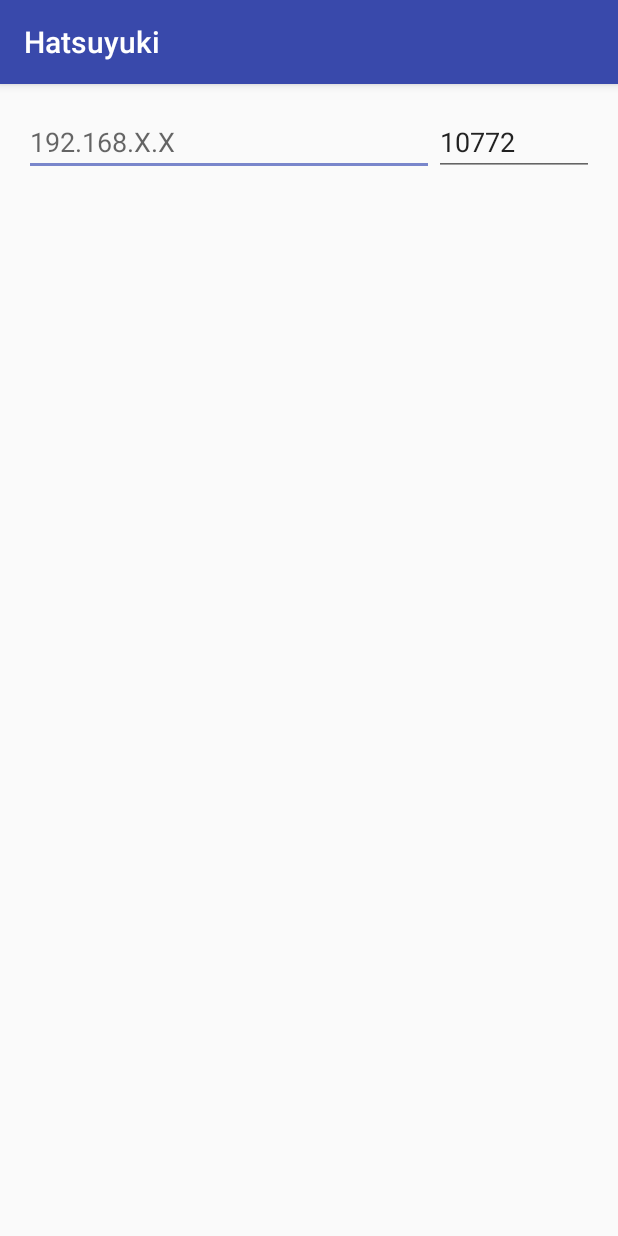
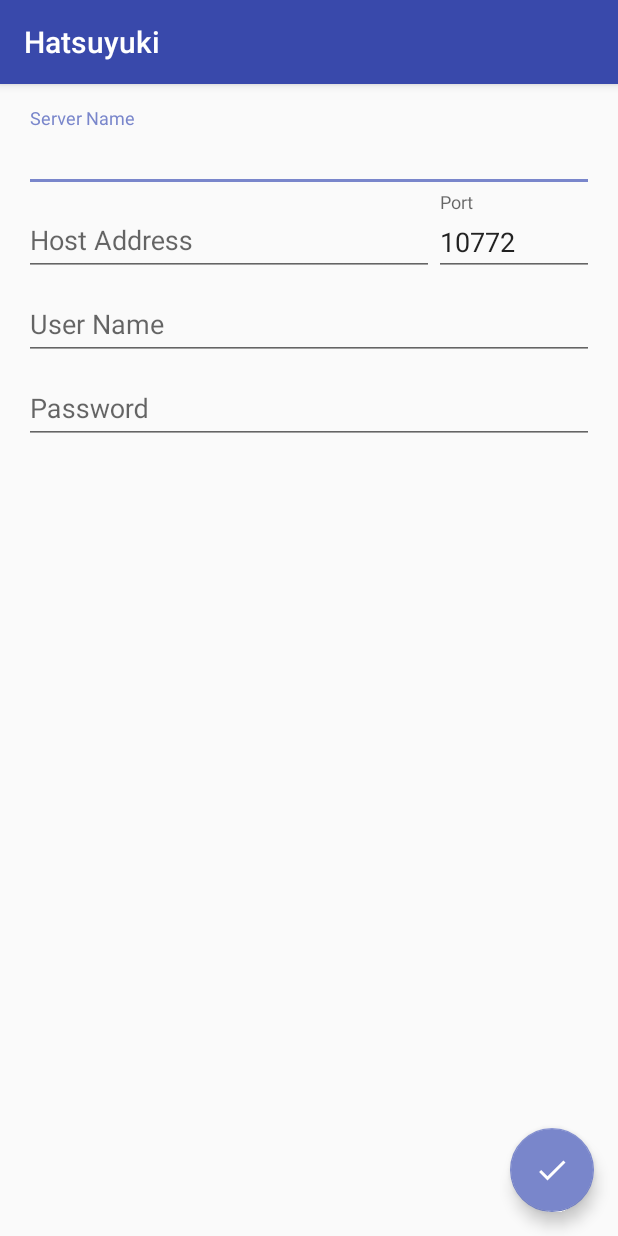
Before and after one commit to mizucoffee/DD-122, an Android app: the AddServerActivity screen opened directly, with no data from a screen before it, on a phone screen of 412 x 824 dp. Run offline under Robolectric (Android 15) with nearby library versions, the phone set to English and light mode, and no system bars.

Commit message:
[add] string xml

```diff
--- a/app/src/main/AndroidManifest.xml
+++ b/app/src/main/AndroidManifest.xml
@@ -20,7 +20,7 @@
         </activity>
         <activity
             android:name=".selectserver.SelectServerActivity"
-            android:label="@string/title_activity_select_server"
+            android:label="@string/app_name"
             android:theme="@style/AppTheme.NoActionBar" />
         <activity android:name=".selectserver.addserver.AddServerActivity"></activity>
     </application>
--- /dev/null
+++ b/app/src/main/res/drawable/ic_done.xml
@@ -0,0 +1,9 @@
+<vector xmlns:android="http://schemas.android.com/apk/res/android"
+        android:width="24dp"
+        android:height="24dp"
+        android:viewportWidth="24.0"
+        android:viewportHeight="24.0">
+    <path
+        android:fillColor="#FFFFFF"
+        android:pathData="M9,16.2L4.8,12l-1.4,1.4L9,19 21,7l-1.4,-1.4L9,16.2z"/>
+</vector>
--- a/app/src/main/res/layout/activity_add_server.xml
+++ b/app/src/main/res/layout/activity_add_server.xml
@@ -1,37 +1,113 @@
 <?xml version="1.0" encoding="utf-8"?>
-<LinearLayout xmlns:android="http://schemas.android.com/apk/res/android"
+<FrameLayout xmlns:android="http://schemas.android.com/apk/res/android"
     xmlns:tools="http://schemas.android.com/tools"
+    xmlns:app="http://schemas.android.com/apk/res-auto"
     android:id="@+id/activity_add_server"
     android:layout_width="match_parent"
     android:layout_height="match_parent"
-    android:paddingBottom="@dimen/activity_vertical_margin"
-    android:paddingLeft="@dimen/activity_horizontal_margin"
-    android:paddingRight="@dimen/activity_horizontal_margin"
-    android:paddingTop="@dimen/activity_vertical_margin"
     tools:context="net.mizucoffee.hatsuyuki_chinachu.selectserver.addserver.AddServerActivity">
 
     <LinearLayout
         android:layout_width="match_parent"
-        android:layout_height="wrap_content">
+        android:layout_height="match_parent"
+        android:orientation="vertical"
+        android:paddingBottom="@dimen/activity_vertical_margin"
+        android:paddingLeft="@dimen/activity_horizontal_margin"
+        android:paddingRight="@dimen/activity_horizontal_margin"
+        android:paddingTop="@dimen/activity_vertical_margin">
 
-        <EditText
+
+        <android.support.design.widget.TextInputLayout
+            android:layout_width="match_parent"
+            android:layout_height="wrap_content"
+            >
+
+            <android.support.v7.widget.AppCompatEditText
+                android:layout_width="match_parent"
+                android:layout_height="wrap_content"
+                android:inputType="text"
+                android:hint="@string/server_name"
+                android:id="@+id/nameEt" />
+
+        </android.support.design.widget.TextInputLayout>
+
+        <LinearLayout
+            android:layout_width="match_parent"
+            android:layout_height="wrap_content"
+            android:orientation="horizontal">
+
+            <android.support.design.widget.TextInputLayout
+                android:layout_width="0dp"
+                android:layout_height="wrap_content"
+                android:layout_weight="1"
+                >
+
+                <android.support.v7.widget.AppCompatEditText
+                    android:layout_width="match_parent"
+                    android:layout_height="wrap_content"
+                    android:hint="@string/host_address"
+                    android:inputType="text"
+                    android:ems="5"
+                    android:id="@+id/hostEt"
+                    />
+
+            </android.support.design.widget.TextInputLayout>
+
+            <android.support.design.widget.TextInputLayout
                 android:layout_width="wrap_content"
                 android:layout_height="wrap_content"
-            android:layout_weight="1"
-            android:inputType="text"
-            android:hint="192.168.X.X"
-            android:ems="5"
-            android:id="@+id/hostEt" />
+                >
 
-        <EditText
+                <android.support.v7.widget.AppCompatEditText
                     android:layout_width="wrap_content"
                     android:layout_height="wrap_content"
                     android:inputType="numberDecimal"
-            android:text="10772"
-            android:hint="10772"
+                    android:text="@string/default_port"
+                    android:hint="@string/port"
                     android:ems="5"
                     android:id="@+id/portEt" />
 
+            </android.support.design.widget.TextInputLayout>
         </LinearLayout>
 
+        <android.support.design.widget.TextInputLayout
+            android:layout_width="match_parent"
+            android:layout_height="wrap_content"
+            >
+
+            <android.support.v7.widget.AppCompatEditText
+                android:layout_width="match_parent"
+                android:layout_height="wrap_content"
+                android:inputType="text"
+                android:hint="@string/username"
+                android:id="@+id/userNameEt" />
+
+        </android.support.design.widget.TextInputLayout>
+
+        <android.support.design.widget.TextInputLayout
+            android:layout_width="match_parent"
+            android:layout_height="wrap_content"
+            >
+
+            <android.support.v7.widget.AppCompatEditText
+                android:layout_width="match_parent"
+                android:layout_height="wrap_content"
+                android:inputType="textPassword"
+                android:hint="@string/password"
+                android:id="@+id/passWordEt" />
+
+        </android.support.design.widget.TextInputLayout>
+
     </LinearLayout>
+
+    <android.support.design.widget.FloatingActionButton
+        android:layout_width="wrap_content"
+        android:layout_height="wrap_content"
+        android:clickable="true"
+        android:layout_margin="@dimen/fab_margin"
+        android:layout_gravity="bottom|end"
+        app:srcCompat="@drawable/ic_done"
+        android:id="@+id/floatingActionButton" />
+
+
+</FrameLayout>
--- a/app/src/main/res/layout/activity_select_server.xml
+++ b/app/src/main/res/layout/activity_select_server.xml
@@ -35,6 +35,7 @@
         android:layout_height="wrap_content"
         android:layout_gravity="bottom|end"
         android:layout_margin="@dimen/fab_margin"
-        app:srcCompat="@drawable/ic_add" />
+        app:srcCompat="@drawable/ic_add"
+        android:adjustViewBounds="false" />
 
 </android.support.design.widget.CoordinatorLayout>
--- a/app/src/main/res/values/strings.xml
+++ b/app/src/main/res/values/strings.xml
@@ -4,9 +4,11 @@
     <string name="navigation_drawer_open">Open navigation drawer</string>
     <string name="navigation_drawer_close">Close navigation drawer</string>
 
-    <string name="action_settings">Settings</string>
+    <string name="server_name">Server Name</string>
+    <string name="host_address">Host Address</string>
 
-    <!-- TODO: Remove or change this placeholder text -->
-    <string name="hello_blank_fragment">Hello blank fragment</string>
-    <string name="title_activity_select_server">Select Server</string>
+    <string name="default_port">10772</string>
+    <string name="port">Port</string>
+    <string name="username">User Name</string>
+    <string name="password">Password</string>
 </resources>
```
Also changed, not shown: 2 other files. Lines whose indentation alone changed are shown as unchanged.
